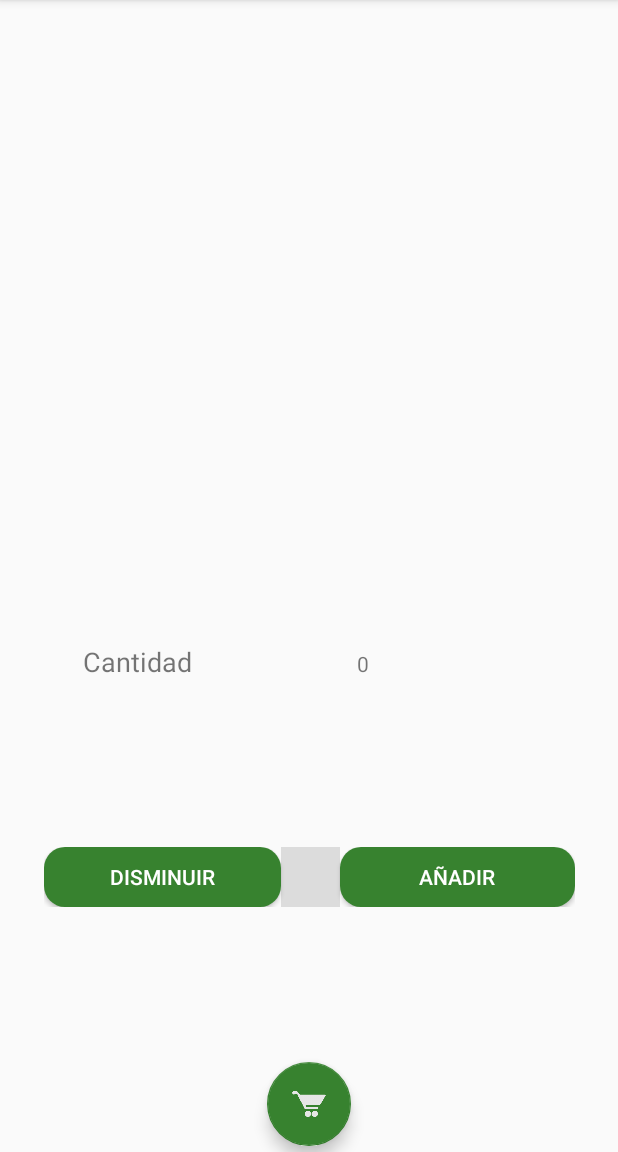
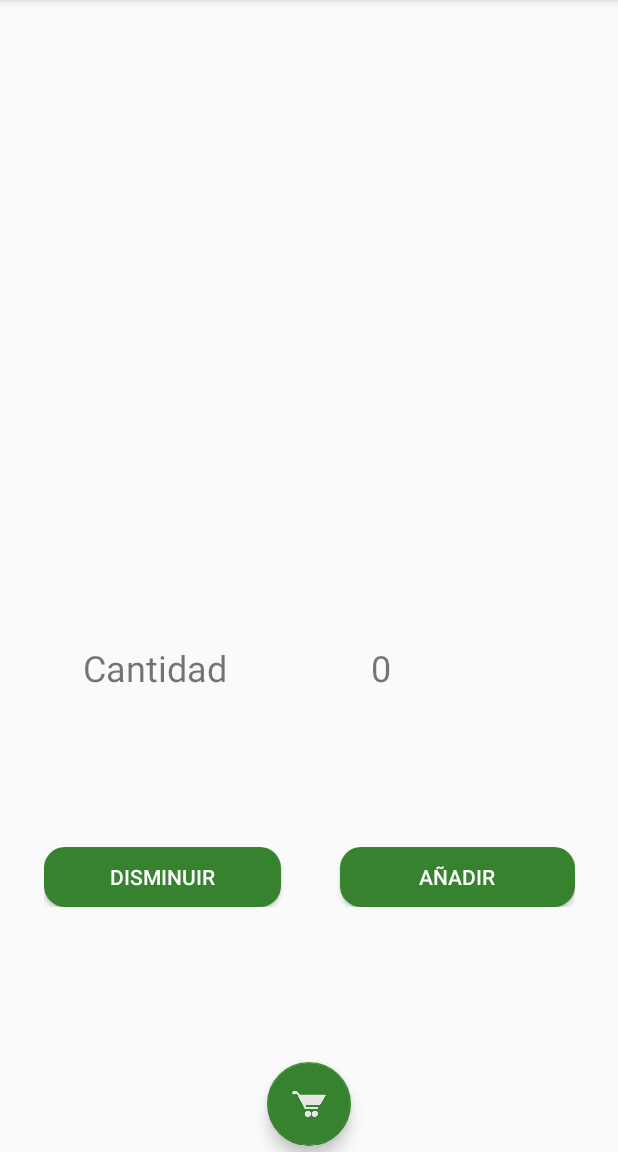
Before and after one commit to AlexAdriano1618/AppComida, an Android app: the DetalleMenu screen opened directly, with no data from a screen before it, after a tap on "DISMINUIR", on a phone screen of 412 x 824 dp, the part 84-1236 px from its top. Run offline under Robolectric (Android 15) with nearby library versions, the phone set to English and light mode, and no system bars; 1 statement that could not run was skipped.

Commit message:
12-02-2020 colores

```diff
--- a/app/src/main/res/layout/activity_detalle_menu.xml
+++ b/app/src/main/res/layout/activity_detalle_menu.xml
@@ -70,7 +70,8 @@
             android:layout_width="1dp"
             android:layout_height="match_parent"
             android:layout_weight="1"
-            android:background="?android:attr/listDivider" />
+            android:background="?android:attr/listDivider"
+            android:visibility="invisible" />
 
         <Button
             android:id="@+id/btnAumentar"
@@ -98,13 +99,14 @@
             android:layout_height="wrap_content"
             android:layout_weight="1"
             android:text="@string/cantidad"
-            android:textSize="18sp" />
+            android:textSize="24sp" />
 
         <TextView
             android:id="@+id/txtCantidad1"
             android:layout_width="wrap_content"
             android:layout_height="wrap_content"
-            android:layout_weight="1" />
+            android:layout_weight="1"
+            android:textSize="24sp" />
     </LinearLayout>
 
     <com.google.android.material.floatingactionbutton.FloatingActionButton
--- a/app/src/main/res/layout/activity_pedido.xml
+++ b/app/src/main/res/layout/activity_pedido.xml
@@ -86,7 +86,8 @@
             android:layout_width="5dp"
             android:layout_height="match_parent"
             android:layout_weight="1"
-            android:background="?android:attr/listDivider" />
+            android:background="?android:attr/listDivider"
+            android:visibility="invisible" />
 
         <Button
             android:id="@+id/btnConfPed"
```
